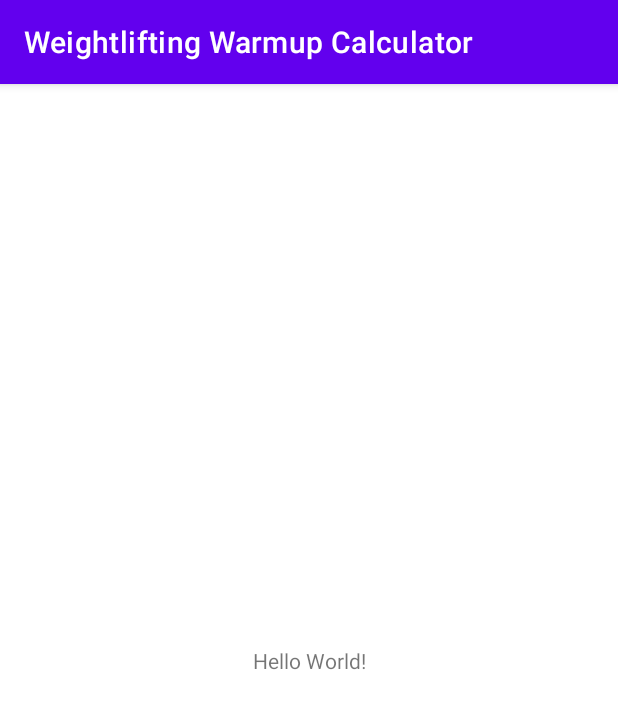
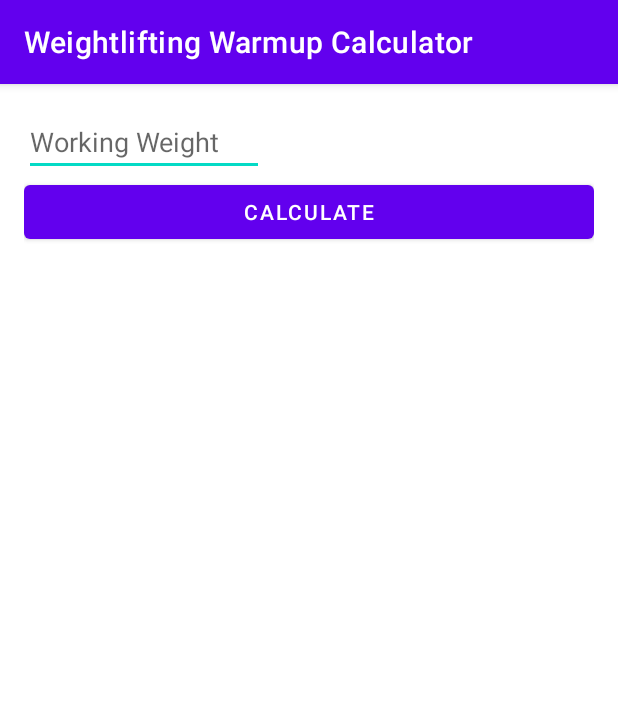
Before and after one commit to matthewgraca/weightlifting-warmup-calculator, an Android app: the screen it shows after launch (MainActivity), on a phone screen of 412 x 824 dp. Shown: the top 709 px of the screen. Run offline under Robolectric (Android 15) with nearby library versions, the phone set to English and light mode, and no system bars.

Commit message:
added basic text fields and calculate button

```diff
--- a/app/build.gradle
+++ b/app/build.gradle
@@ -22,6 +22,11 @@ android {
             proguardFiles getDefaultProguardFile('proguard-android-optimize.txt'), 'proguard-rules.pro'
         }
     }
+
+    buildFeatures {
+        viewBinding = true
+    }
+
     compileOptions {
         sourceCompatibility JavaVersion.VERSION_1_8
         targetCompatibility JavaVersion.VERSION_1_8
--- a/app/src/main/res/layout/activity_main.xml
+++ b/app/src/main/res/layout/activity_main.xml
@@ -4,15 +4,55 @@
     xmlns:tools="http://schemas.android.com/tools"
     android:layout_width="match_parent"
     android:layout_height="match_parent"
+    android:padding="16dp"
     tools:context=".MainActivity">
 
+    <EditText
+        android:layout_width="160dp"
+        android:layout_height="wrap_content"
+        android:id="@+id/working_weight"
+        android:inputType="number"
+        android:hint="Working Weight"
+        app:layout_constraintStart_toStartOf="parent"
+        app:layout_constraintTop_toTopOf="parent" />
+
+    <Button
+        android:layout_width="0dp"
+        android:layout_height="wrap_content"
+        android:id="@+id/calculate_button"
+        android:text="Calculate"
+        app:layout_constraintTop_toBottomOf="@id/working_weight"
+        app:layout_constraintStart_toStartOf="parent"
+        app:layout_constraintEnd_toEndOf="parent" />
+
     <TextView
+        android:id="@+id/set_1_result"
         android:layout_width="wrap_content"
         android:layout_height="wrap_content"
-        android:text="Hello World!"
-        app:layout_constraintBottom_toBottomOf="parent"
-        app:layout_constraintLeft_toLeftOf="parent"
-        app:layout_constraintRight_toRightOf="parent"
-        app:layout_constraintTop_toTopOf="parent" />
+        android:layout_marginEnd="316dp"
+        app:layout_constraintEnd_toEndOf="parent"
+        app:layout_constraintTop_toBottomOf="@id/calculate_button"
+        tools:text="Set 1: 100" />
+
+    <TextView
+        android:id="@+id/set_2_result"
+        android:layout_width="wrap_content"
+        android:layout_height="wrap_content"
+        android:layout_marginEnd="136dp"
+        app:layout_constraintEnd_toEndOf="parent"
+        app:layout_constraintHorizontal_bias="0.819"
+        app:layout_constraintStart_toEndOf="@+id/set_1_result"
+        app:layout_constraintTop_toBottomOf="@id/calculate_button"
+        tools:text="Set 2: 200" />
+
+    <TextView
+        android:id="@+id/set_3_result"
+        android:layout_width="wrap_content"
+        android:layout_height="wrap_content"
+        app:layout_constraintEnd_toEndOf="parent"
+        app:layout_constraintHorizontal_bias="0.986"
+        app:layout_constraintStart_toEndOf="@+id/set_2_result"
+        app:layout_constraintTop_toBottomOf="@+id/calculate_button"
+        tools:text="Set 3: 300" />
 
 </androidx.constraintlayout.widget.ConstraintLayout>
```
